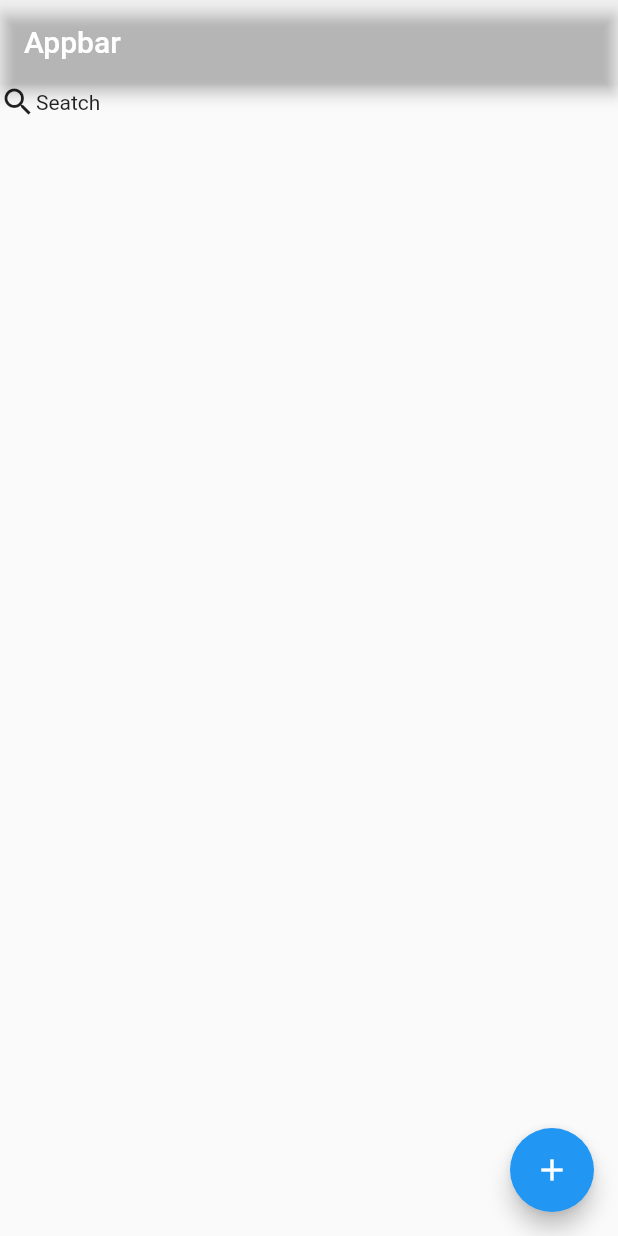
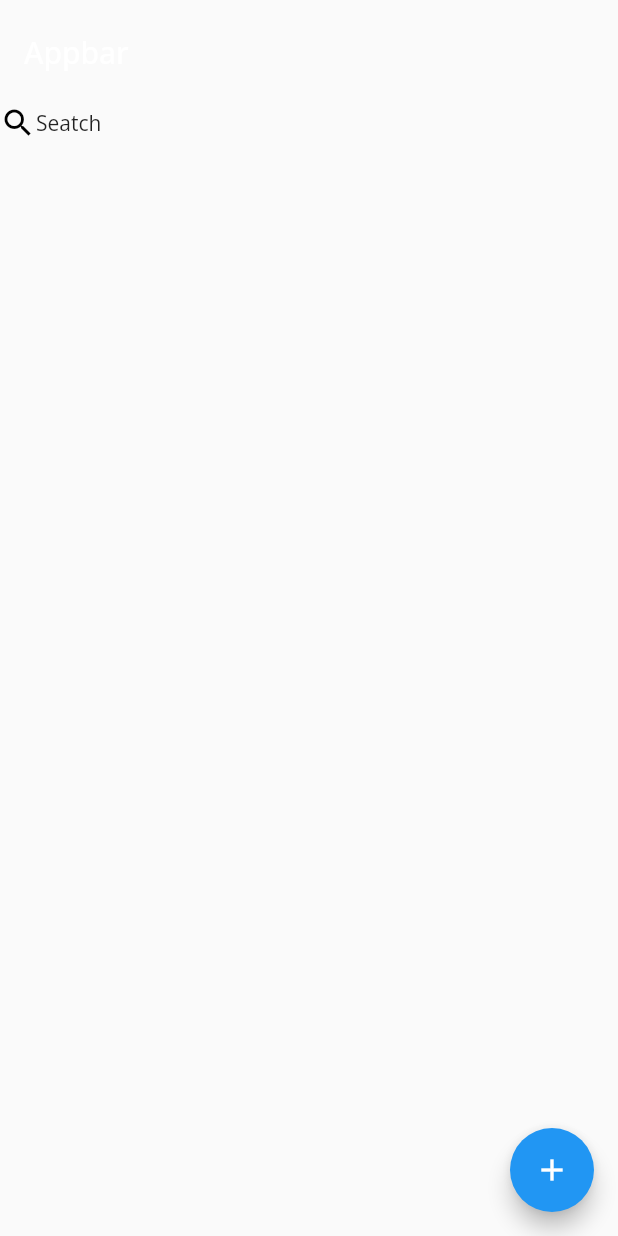
Before and after one commit to alazarlemma02/Freelance-App-flutter-project, a Flutter app: the screen it shows after launch, on a phone screen of 412 x 824 dp. Run offline on Flutter 3.47's test engine with Material 2 defaults, Android fonts, the phone set to English and light mode, and no system bars; statements that could not run were skipped.

Commit message:
Added theme styling for entire app.

```diff
--- a/lib/main.dart
+++ b/lib/main.dart
@@ -1,4 +1,5 @@
 import 'package:flutter/material.dart';
+import 'package:sira/constants/colors.dart';
 import 'package:sira/view/screens/posted_jobs_page.dart';
 
 void main() {
@@ -11,6 +12,7 @@ class MyApp extends StatelessWidget {
   @override
   Widget build(BuildContext context) {
     return MaterialApp(
+      debugShowCheckedModeBanner: false,
       initialRoute: '/',
       routes: {
         '/': (context) => const PostedJobs(),
@@ -18,7 +20,22 @@ class MyApp extends StatelessWidget {
       },
       title: 'Flutter Demo',
       theme: ThemeData(
-        primarySwatch: Colors.blue,
+        iconTheme: IconThemeData(color: CustomColors.blackTextColor),
+        drawerTheme: DrawerThemeData(
+          backgroundColor: CustomColors.backgroundColor,
+        ),
+        scaffoldBackgroundColor: CustomColors.backgroundColor,
+        appBarTheme: const AppBarTheme(
+          backgroundColor: CustomColors.transparentColor,
+          elevation: 0,
+          foregroundColor: CustomColors.blackTextColor,
+          toolbarHeight: 70,
+        ),
+        floatingActionButtonTheme: const FloatingActionButtonThemeData(
+          backgroundColor: CustomColors.buttonBlueColor,
+        ),
+        primaryColor: CustomColors.goldenColor,
+        fontFamily: 'OpenSans',
       ),
     );
   }
```
